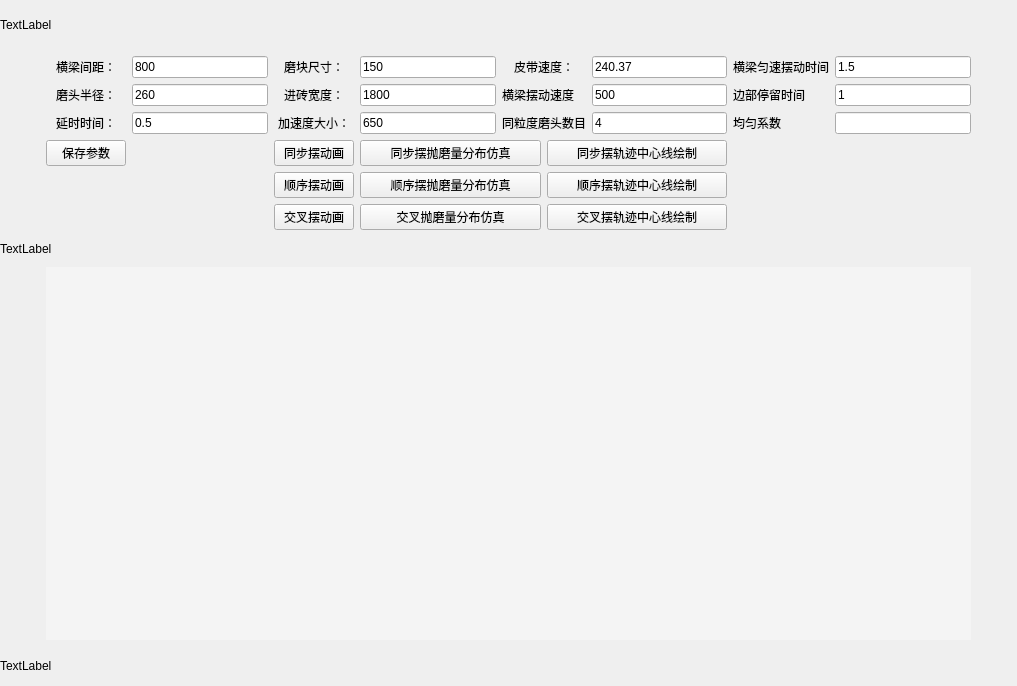
The window that Single_Sim.ui (wuheideyun/PolishingParameterNew) describes before a commit, drawn with Qt 5.
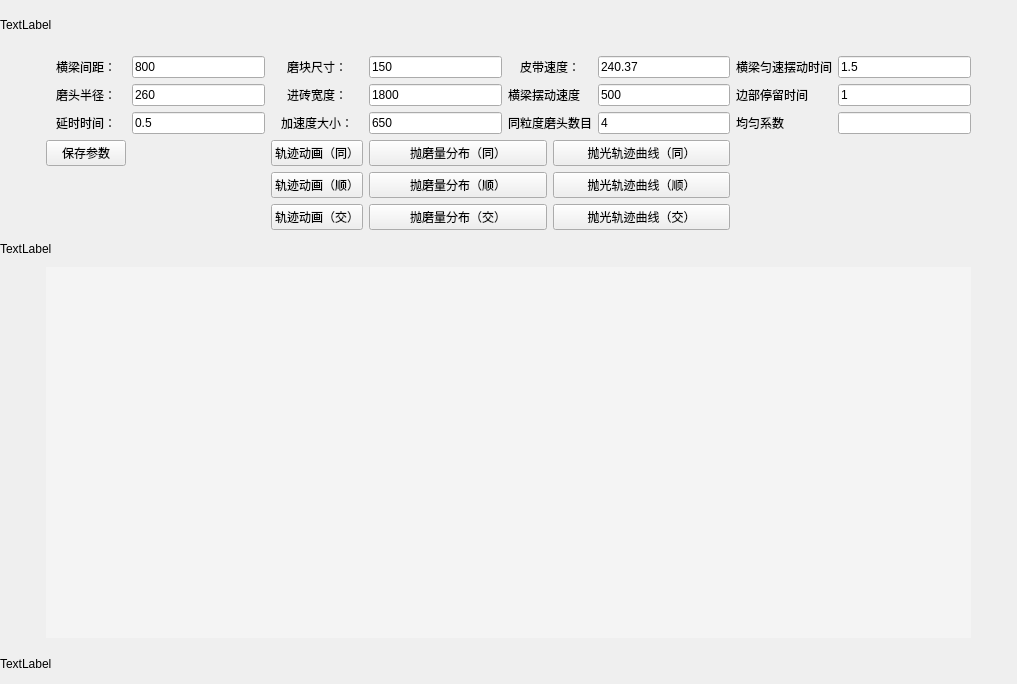
The same window after the commit.

```diff
--- a/Single_Sim.ui
+++ b/Single_Sim.ui
@@ -7,7 +7,7 @@
     <x>0</x>
     <y>0</y>
     <width>1017</width>
-    <height>686</height>
+    <height>684</height>
    </rect>
   </property>
   <property name="windowTitle">
@@ -51,7 +51,7 @@
     <item row="4" column="6" colspan="2">
      <widget class="QPushButton" name="button_middle_line_equal">
       <property name="text">
-       <string>同步摆轨迹中心线绘制</string>
+       <string>抛光轨迹曲线（同）</string>
       </property>
      </widget>
     </item>
@@ -65,14 +65,14 @@
     <item row="5" column="4" colspan="2">
      <widget class="QPushButton" name="button_simulation_order">
       <property name="text">
-       <string>顺序摆抛磨量分布仿真</string>
+       <string>抛磨量分布（顺）</string>
       </property>
      </widget>
     </item>
     <item row="4" column="4" colspan="2">
      <widget class="QPushButton" name="button_simulation_equal">
       <property name="text">
-       <string>同步摆抛磨量分布仿真</string>
+       <string>抛磨量分布（同）</string>
       </property>
      </widget>
     </item>
@@ -135,7 +135,7 @@
     <item row="4" column="3">
      <widget class="QPushButton" name="button_animation_equal">
       <property name="text">
-       <string>同步摆动画</string>
+       <string>轨迹动画（同）</string>
       </property>
      </widget>
     </item>
@@ -149,7 +149,7 @@
     <item row="6" column="3">
      <widget class="QPushButton" name="button_animation_cross">
       <property name="text">
-       <string>交叉摆动画</string>
+       <string>轨迹动画（交）</string>
       </property>
      </widget>
     </item>
@@ -163,7 +163,7 @@
     <item row="6" column="4" colspan="2">
      <widget class="QPushButton" name="button_simulation_cross">
       <property name="text">
-       <string>交叉抛磨量分布仿真</string>
+       <string>抛磨量分布（交）</string>
       </property>
      </widget>
     </item>
@@ -177,14 +177,14 @@
     <item row="5" column="3">
      <widget class="QPushButton" name="button_animation_order">
       <property name="text">
-       <string>顺序摆动画</string>
+       <string>轨迹动画（顺）</string>
       </property>
      </widget>
     </item>
     <item row="5" column="6" colspan="2">
      <widget class="QPushButton" name="button_middle_line_order">
       <property name="text">
-       <string>顺序摆轨迹中心线绘制</string>
+       <string>抛光轨迹曲线（顺）</string>
       </property>
      </widget>
     </item>
@@ -249,7 +249,7 @@
     <item row="6" column="6" colspan="2">
      <widget class="QPushButton" name="button_middle_line_cross">
       <property name="text">
-       <string>交叉摆轨迹中心线绘制</string>
+       <string>抛光轨迹曲线（交）</string>
       </property>
      </widget>
     </item>
```
